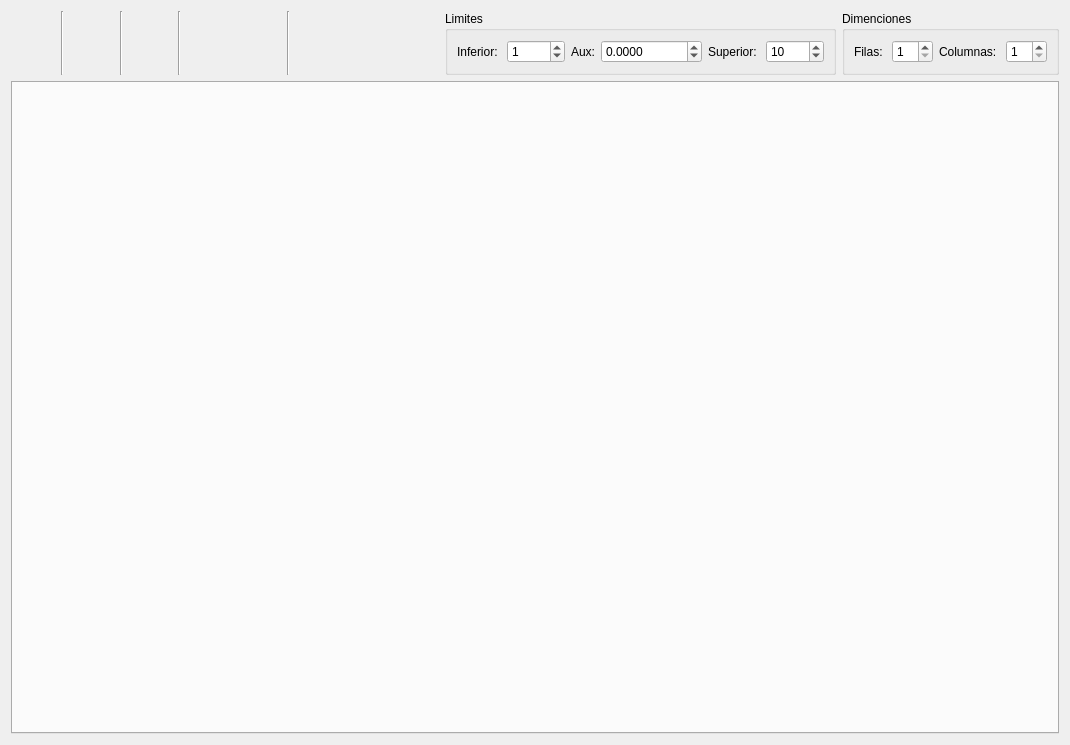
Above: Gamma/proyecto.ui from enrique76/Gamma before the change. Below: the same form after it.
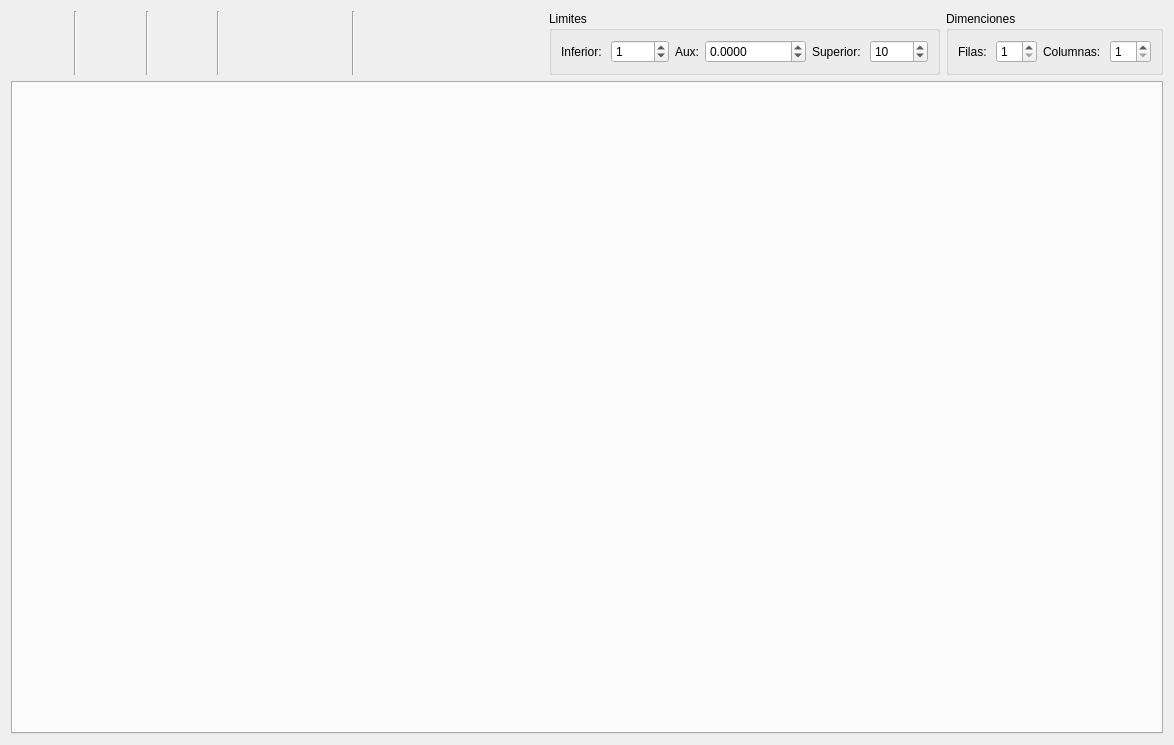
That is the form after the change. Icons and pictures are not drawn.

```diff
--- a/Gamma/proyecto.ui
+++ b/Gamma/proyecto.ui
@@ -6,7 +6,7 @@
    <rect>
     <x>0</x>
     <y>0</y>
-    <width>1070</width>
+    <width>1174</width>
     <height>745</height>
    </rect>
   </property>
@@ -284,12 +284,21 @@
      </item>
      <item>
       <widget class="QTabWidget" name="area">
+       <property name="tabShape">
+        <enum>QTabWidget::Rounded</enum>
+       </property>
+       <property name="documentMode">
+        <bool>false</bool>
+       </property>
        <property name="tabsClosable">
         <bool>false</bool>
        </property>
        <property name="movable">
         <bool>true</bool>
        </property>
+       <property name="tabBarAutoHide">
+        <bool>true</bool>
+       </property>
       </widget>
      </item>
     </layout>
```
